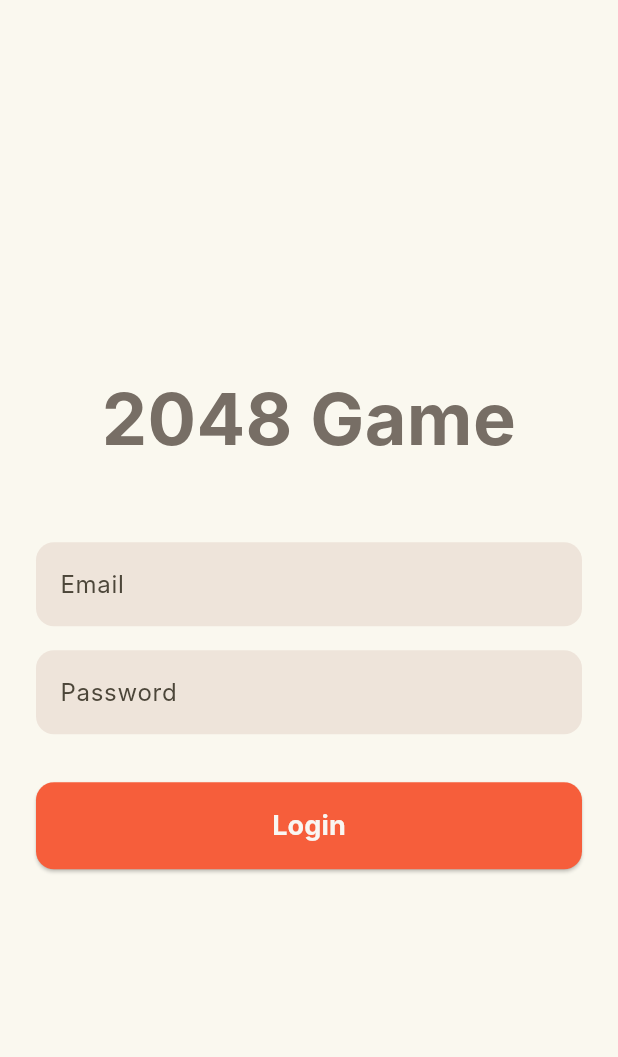
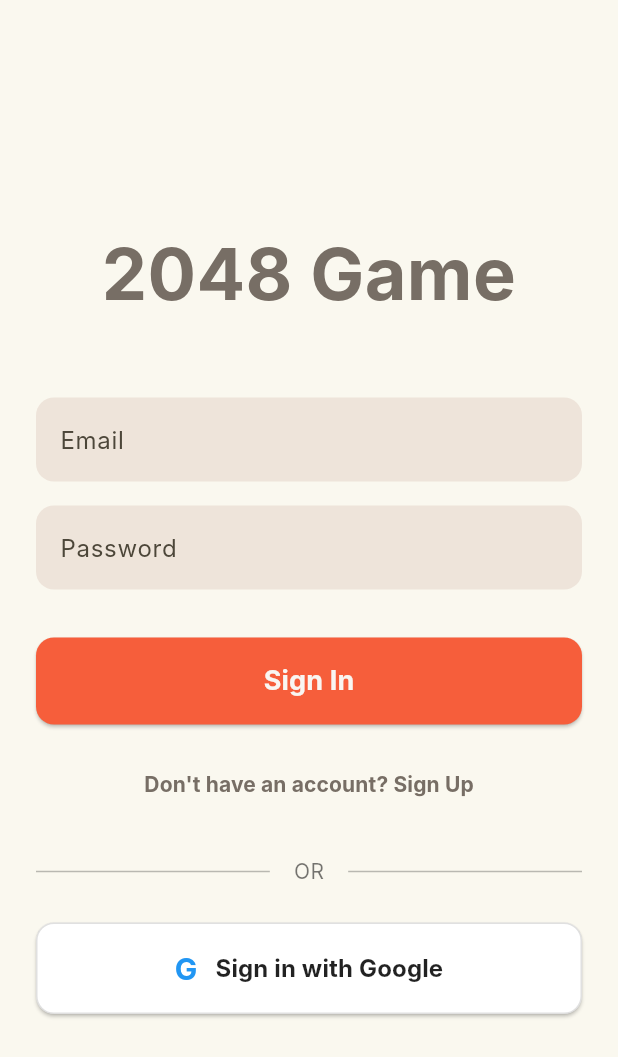
Before and after one commit to Basit-ul-ebad/2048, a Flutter app: the screen it shows after launch, on a phone screen of 412 x 824 dp. Shown: the top 1057 px of the screen. Run offline on Flutter 3.47's test engine with Material 3 defaults, Android fonts, the phone set to English and light mode, and no system bars; our stand-ins replace firebase_auth, firebase_core, google_sign_in; accounts and stored records are empty; Roboto replaces fonts that are missing (Inter).

Commit message:
Auth functionality

```diff
--- a/lib/features/auth/presentation/login_screen.dart
+++ b/lib/features/auth/presentation/login_screen.dart
@@ -1,16 +1,89 @@
 import 'package:flutter/material.dart';
 import '../../home/presentation/mode_selection_screen.dart';
 import '../../../core/constants/colors.dart';
+import '../../../services/firebase/auth_service.dart';
 
-class LoginScreen extends StatelessWidget {
+class LoginScreen extends StatefulWidget {
   const LoginScreen({super.key});
+
+  @override
+  State<LoginScreen> createState() => _LoginScreenState();
+}
+
+class _LoginScreenState extends State<LoginScreen> {
+  final _emailController = TextEditingController();
+  final _passwordController = TextEditingController();
+  final _authService = AuthService();
+
+  bool _isLoginMode = true;
+  bool _isLoading = false;
+
+  void _showError(String message) {
+    ScaffoldMessenger.of(context).showSnackBar(
+      SnackBar(
+        content: Text(message),
+        backgroundColor: Colors.redAccent,
+        behavior: SnackBarBehavior.floating,
+      ),
+    );
+  }
+
+  Future<void> _submitAuth() async {
+    final email = _emailController.text;
+    final password = _passwordController.text;
+
+    if (email.isEmpty || password.isEmpty) {
+      _showError('Please fill in both email and password.');
+      return;
+    }
+
+    setState(() => _isLoading = true);
+
+    try {
+      if (_isLoginMode) {
+        await _authService.signInWithEmailAndPassword(email, password);
+      } else {
+        await _authService.registerWithEmailAndPassword(email, password);
+      }
+      // Note: We don't need to manually navigate here because of the
+      // StreamBuilder in main.dart that will auto-route to ModeSelectionScreen.
+    } catch (e) {
+      _showError(e.toString());
+    } finally {
+      if (mounted) setState(() => _isLoading = false);
+    }
+  }
+
+  Future<void> _signInWithGoogle() async {
+    setState(() => _isLoading = true);
+    try {
+      final credentials = await _authService.signInWithGoogle();
+      if (credentials == null) {
+        // User canceled sign in, just remove loading indicator
+        if (mounted) setState(() => _isLoading = false);
+        return;
+      }
+      // StreamBuilder handles navigation
+    } catch (e) {
+      _showError(e.toString());
+      if (mounted) setState(() => _isLoading = false);
+    }
+  }
+
+  @override
+  void dispose() {
+    _emailController.dispose();
+    _passwordController.dispose();
+    super.dispose();
+  }
 
   @override
   Widget build(BuildContext context) {
     return Scaffold(
       backgroundColor: AppColors.background,
       body: SafeArea(
-        child: Padding(
+        child: Center(
+          child: SingleChildScrollView(
             padding: const EdgeInsets.symmetric(horizontal: 24.0),
             child: Column(
               mainAxisAlignment: MainAxisAlignment.center,
@@ -27,6 +100,7 @@ class LoginScreen extends StatelessWidget {
                 ),
                 const SizedBox(height: 48),
                 TextField(
+                  controller: _emailController,
                   decoration: InputDecoration(
                     hintText: 'Email',
                     filled: true,
@@ -40,6 +114,7 @@ class LoginScreen extends StatelessWidget {
                 ),
                 const SizedBox(height: 16),
                 TextField(
+                  controller: _passwordController,
                   decoration: InputDecoration(
                     hintText: 'Password',
                     filled: true,
@@ -52,15 +127,13 @@ class LoginScreen extends StatelessWidget {
                   obscureText: true,
                 ),
                 const SizedBox(height: 32),
+                if (_isLoading)
+                  const Center(
+                    child: CircularProgressIndicator(color: AppColors.textDark),
+                  )
+                else ...[
                   ElevatedButton(
-                onPressed: () {
-                  Navigator.pushReplacement(
-                    context,
-                    MaterialPageRoute(
-                      builder: (context) => const ModeSelectionScreen(),
-                    ),
-                  );
-                },
+                    onPressed: _submitAuth,
                     style: ElevatedButton.styleFrom(
                       backgroundColor: AppColors.getTileColor(64),
                       padding: const EdgeInsets.symmetric(vertical: 16),
@@ -68,16 +141,85 @@ class LoginScreen extends StatelessWidget {
                         borderRadius: BorderRadius.circular(12),
                       ),
                     ),
-                child: const Text(
-                  'Login',
-                  style: TextStyle(
+                    child: Text(
+                      _isLoginMode ? 'Sign In' : 'Create Account',
+                      style: const TextStyle(
                         fontSize: 18,
                         fontWeight: FontWeight.bold,
                         color: AppColors.textLight,
                       ),
                     ),
                   ),
+                  const SizedBox(height: 16),
+                  TextButton(
+                    onPressed: () {
+                      setState(() {
+                        _isLoginMode = !_isLoginMode;
+                      });
+                    },
+                    child: Text(
+                      _isLoginMode
+                          ? "Don't have an account? Sign Up"
+                          : "Already have an account? Sign In",
+                      style: const TextStyle(
+                        color: AppColors.textDark,
+                        fontWeight: FontWeight.bold,
+                      ),
+                    ),
+                  ),
+                  const SizedBox(height: 24),
+                  Row(
+                    children: const [
+                      Expanded(child: Divider(color: Colors.black26)),
+                      Padding(
+                        padding: EdgeInsets.symmetric(horizontal: 16),
+                        child: Text(
+                          'OR',
+                          style: TextStyle(color: Colors.black54),
+                        ),
+                      ),
+                      Expanded(child: Divider(color: Colors.black26)),
                     ],
+                  ),
+                  const SizedBox(height: 24),
+                  ElevatedButton(
+                    onPressed: _signInWithGoogle,
+                    style: ElevatedButton.styleFrom(
+                      backgroundColor: Colors.white,
+                      foregroundColor: Colors.black87,
+                      padding: const EdgeInsets.symmetric(vertical: 16),
+                      shape: RoundedRectangleBorder(
+                        borderRadius: BorderRadius.circular(12),
+                        side: const BorderSide(color: Colors.black12),
+                      ),
+                      elevation: 1,
+                    ),
+                    child: Row(
+                      mainAxisAlignment: MainAxisAlignment.center,
+                      children: const [
+                        // Placeholder for proper Google Logo, using explicit styling
+                        Text(
+                          'G',
+                          style: TextStyle(
+                            fontSize: 20,
+                            fontWeight: FontWeight.bold,
+                            color: Colors.blue,
+                          ),
+                        ),
+                        SizedBox(width: 12),
+                        Text(
+                          'Sign in with Google',
+                          style: TextStyle(
+                            fontSize: 16,
+                            fontWeight: FontWeight.bold,
+                          ),
+                        ),
+                      ],
+                    ),
+                  ),
+                ],
+              ],
+            ),
           ),
         ),
       ),
--- a/lib/main.dart
+++ b/lib/main.dart
@@ -1,8 +1,13 @@
 import 'package:flutter/material.dart';
+import 'package:firebase_core/firebase_core.dart';
+import 'package:firebase_auth/firebase_auth.dart';
 import 'core/constants/colors.dart';
 import 'features/auth/presentation/login_screen.dart';
+import 'features/home/presentation/mode_selection_screen.dart';
 
-void main() {
+void main() async {
+  WidgetsFlutterBinding.ensureInitialized();
+  await Firebase.initializeApp();
   runApp(const MyApp());
 }
 
@@ -19,7 +24,17 @@ class MyApp extends StatelessWidget {
         colorScheme: ColorScheme.fromSeed(seedColor: AppColors.getTileColor(2048)),
         useMaterial3: true,
       ),
-      home: const LoginScreen(),
+      home: StreamBuilder<User?>(
+        stream: FirebaseAuth.instance.authStateChanges(),
+        builder: (context, snapshot) {
+          // If the snapshot has user data, then they're already signed in.
+          if (snapshot.hasData) {
+            return const ModeSelectionScreen();
+          }
+          // Otherwise, they're not signed in.
+          return const LoginScreen();
+        },
+      ),
     );
   }
 }
```
Also changed, not shown: lib/services/firebase/auth_service.dart (added, +107 -0 lines). Lines whose indentation alone changed are shown as unchanged.
